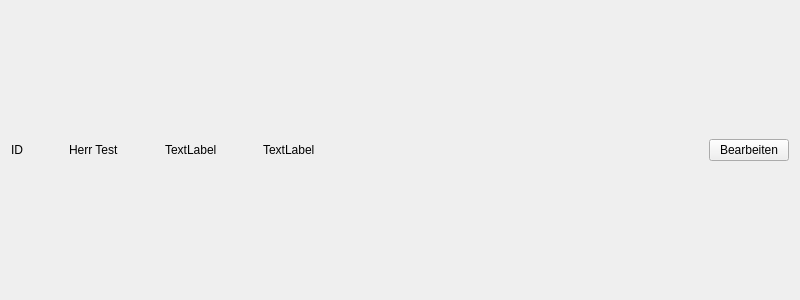
Qt form HR_Managment_System_Application/mitarbeiterview.ui (MehmetMertt/twentyONE_HR_System) before a commit.
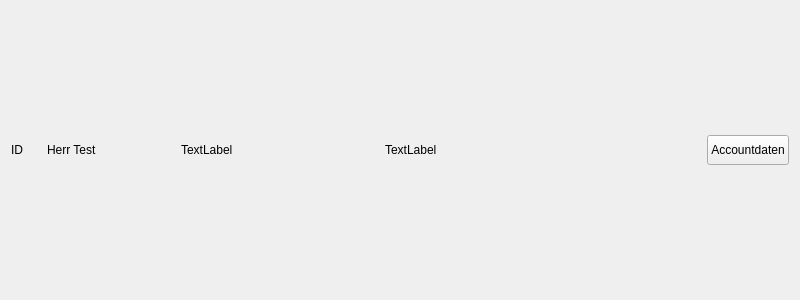
The same form after that commit.

```diff
--- a/HR_Managment_System_Application/mitarbeiterview.ui
+++ b/HR_Managment_System_Application/mitarbeiterview.ui
@@ -17,80 +17,57 @@
    <item>
     <layout class="QHBoxLayout" name="horizontalLayout">
      <item>
+      <layout class="QGridLayout" name="gridLayout">
+       <property name="horizontalSpacing">
+        <number>24</number>
+       </property>
+       <item row="1" column="2">
+        <widget class="QLabel" name="mail_label">
+         <property name="minimumSize">
+          <size>
+           <width>180</width>
+           <height>0</height>
+          </size>
+         </property>
+         <property name="text">
+          <string>TextLabel</string>
+         </property>
+        </widget>
+       </item>
+       <item row="1" column="0">
       <widget class="QLabel" name="id_label">
        <property name="text">
         <string>ID</string>
        </property>
       </widget>
      </item>
-     <item>
-      <spacer name="horizontalSpacer_2">
-       <property name="orientation">
-        <enum>Qt::Horizontal</enum>
-       </property>
-       <property name="sizeType">
-        <enum>QSizePolicy::Preferred</enum>
-       </property>
-       <property name="sizeHint" stdset="0">
-        <size>
-         <width>40</width>
-         <height>20</height>
-        </size>
-       </property>
-      </spacer>
-     </item>
-     <item>
+       <item row="1" column="1">
       <widget class="QLabel" name="name_label">
+         <property name="minimumSize">
+          <size>
+           <width>110</width>
+           <height>0</height>
+          </size>
+         </property>
        <property name="text">
         <string>Herr Test</string>
        </property>
       </widget>
      </item>
-     <item>
-      <spacer name="horizontalSpacer_3">
-       <property name="orientation">
-        <enum>Qt::Horizontal</enum>
-       </property>
-       <property name="sizeType">
-        <enum>QSizePolicy::Preferred</enum>
-       </property>
-       <property name="sizeHint" stdset="0">
-        <size>
-         <width>40</width>
-         <height>20</height>
-        </size>
-       </property>
-      </spacer>
-     </item>
-     <item>
-      <widget class="QLabel" name="mail_label">
-       <property name="text">
-        <string>TextLabel</string>
-       </property>
-      </widget>
-     </item>
-     <item>
-      <spacer name="horizontalSpacer_4">
-       <property name="orientation">
-        <enum>Qt::Horizontal</enum>
-       </property>
-       <property name="sizeType">
-        <enum>QSizePolicy::Preferred</enum>
-       </property>
-       <property name="sizeHint" stdset="0">
-        <size>
-         <width>40</width>
-         <height>20</height>
-        </size>
-       </property>
-      </spacer>
-     </item>
-     <item>
+       <item row="1" column="3">
       <widget class="QLabel" name="phone_label">
+         <property name="minimumSize">
+          <size>
+           <width>80</width>
+           <height>0</height>
+          </size>
+         </property>
        <property name="text">
         <string>TextLabel</string>
        </property>
       </widget>
+       </item>
+      </layout>
      </item>
      <item>
       <spacer name="horizontalSpacer">
@@ -107,8 +84,26 @@
      </item>
      <item>
       <widget class="QPushButton" name="button_edit">
+       <property name="sizePolicy">
+        <sizepolicy hsizetype="Minimum" vsizetype="Maximum">
+         <horstretch>0</horstretch>
+         <verstretch>0</verstretch>
+        </sizepolicy>
+       </property>
+       <property name="maximumSize">
+        <size>
+         <width>16777215</width>
+         <height>30</height>
+        </size>
+       </property>
+       <property name="cursor">
+        <cursorShape>PointingHandCursor</cursorShape>
+       </property>
        <property name="text">
-        <string>Bearbeiten</string>
+        <string>Accountdaten</string>
+       </property>
+       <property name="type" stdset="0">
+        <string>zeiteintrag</string>
        </property>
       </widget>
      </item>
```
Lines whose indentation alone changed are shown as unchanged.
